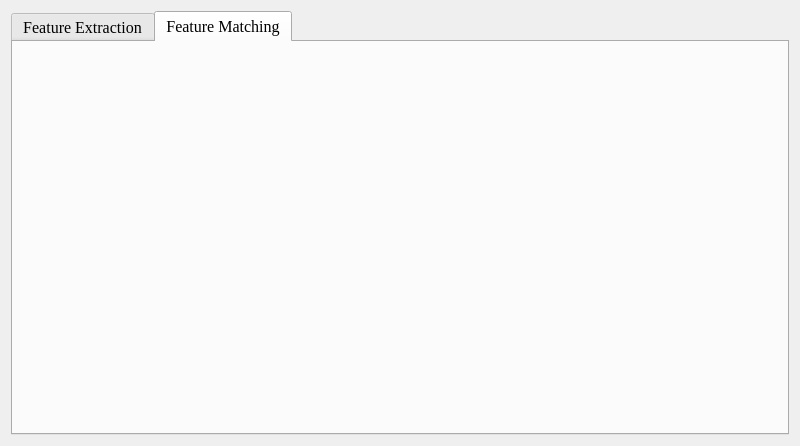
This is ui/param.ui in hcji/AutoMS_GUI as Qt 5 draws it before an edit. The edited form follows.
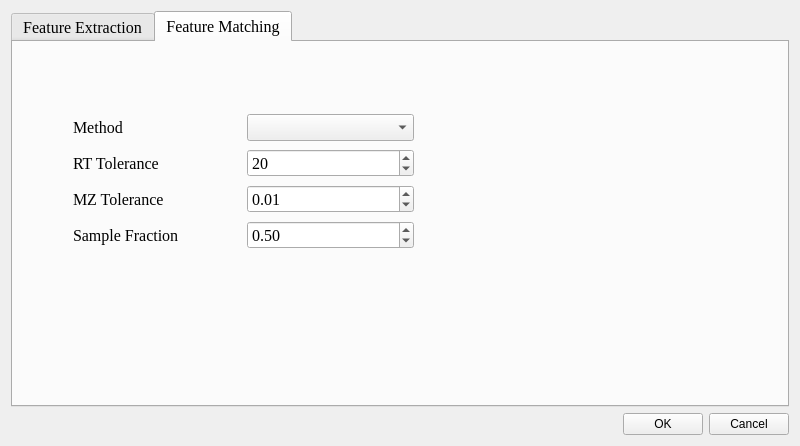
This is the edited form. The open tabs and pages were chosen to show the change.

Patch:
```diff
--- a/ui/param.ui
+++ b/ui/param.ui
@@ -14,7 +14,38 @@
    <string>Form</string>
   </property>
   <layout class="QGridLayout" name="gridLayout">
-   <item row="0" column="1">
+   <item row="1" column="1">
+    <layout class="QHBoxLayout" name="horizontalLayout">
+     <item>
+      <spacer name="horizontalSpacer">
+       <property name="orientation">
+        <enum>Qt::Horizontal</enum>
+       </property>
+       <property name="sizeHint" stdset="0">
+        <size>
+         <width>40</width>
+         <height>20</height>
+        </size>
+       </property>
+      </spacer>
+     </item>
+     <item>
+      <widget class="QPushButton" name="butt_ok">
+       <property name="text">
+        <string>OK</string>
+       </property>
+      </widget>
+     </item>
+     <item>
+      <widget class="QPushButton" name="butt_cancel">
+       <property name="text">
+        <string>Cancel</string>
+       </property>
+      </widget>
+     </item>
+    </layout>
+   </item>
+   <item row="0" column="0" colspan="2">
     <widget class="QTabWidget" name="tabWidget">
      <property name="font">
       <font>
@@ -147,6 +178,88 @@
       <attribute name="title">
        <string>Feature Matching</string>
       </attribute>
+      <widget class="QWidget" name="">
+       <property name="geometry">
+        <rect>
+         <x>60</x>
+         <y>70</y>
+         <width>341</width>
+         <height>141</height>
+        </rect>
+       </property>
+       <layout class="QGridLayout" name="gridLayout_3">
+        <item row="3" column="0">
+         <widget class="QLabel" name="label_8">
+          <property name="text">
+           <string>Sample Fraction</string>
+          </property>
+         </widget>
+        </item>
+        <item row="2" column="0">
+         <widget class="QLabel" name="label_7">
+          <property name="text">
+           <string>MZ Tolerance</string>
+          </property>
+         </widget>
+        </item>
+        <item row="3" column="1">
+         <widget class="QDoubleSpinBox" name="match_min_frac">
+          <property name="maximum">
+           <double>1.000000000000000</double>
+          </property>
+          <property name="singleStep">
+           <double>0.010000000000000</double>
+          </property>
+          <property name="value">
+           <double>0.500000000000000</double>
+          </property>
+         </widget>
+        </item>
+        <item row="2" column="1">
+         <widget class="QDoubleSpinBox" name="match_mz_tol">
+          <property name="maximum">
+           <double>1.000000000000000</double>
+          </property>
+          <property name="singleStep">
+           <double>0.010000000000000</double>
+          </property>
+          <property name="value">
+           <double>0.010000000000000</double>
+          </property>
+         </widget>
+        </item>
+        <item row="1" column="0">
+         <widget class="QLabel" name="label_6">
+          <property name="text">
+           <string>RT Tolerance</string>
+          </property>
+         </widget>
+        </item>
+        <item row="1" column="1">
+         <widget class="QSpinBox" name="match_rt_tol">
+          <property name="minimum">
+           <number>1</number>
+          </property>
+          <property name="maximum">
+           <number>999</number>
+          </property>
+          <property name="value">
+           <number>20</number>
+          </property>
+         </widget>
+        </item>
+        <item row="0" column="0">
+         <widget class="QLabel" name="label_9">
+          <property name="text">
+           <string>Method</string>
+          </property>
+         </widget>
+        </item>
+        <item row="0" column="1">
+         <widget class="QComboBox" name="match_method"/>
+        </item>
+       </layout>
+      </widget>
      </widget>
     </widget>
    </item>
```
Left out of the diff: 88 changed lines with no effect on the pictures.
